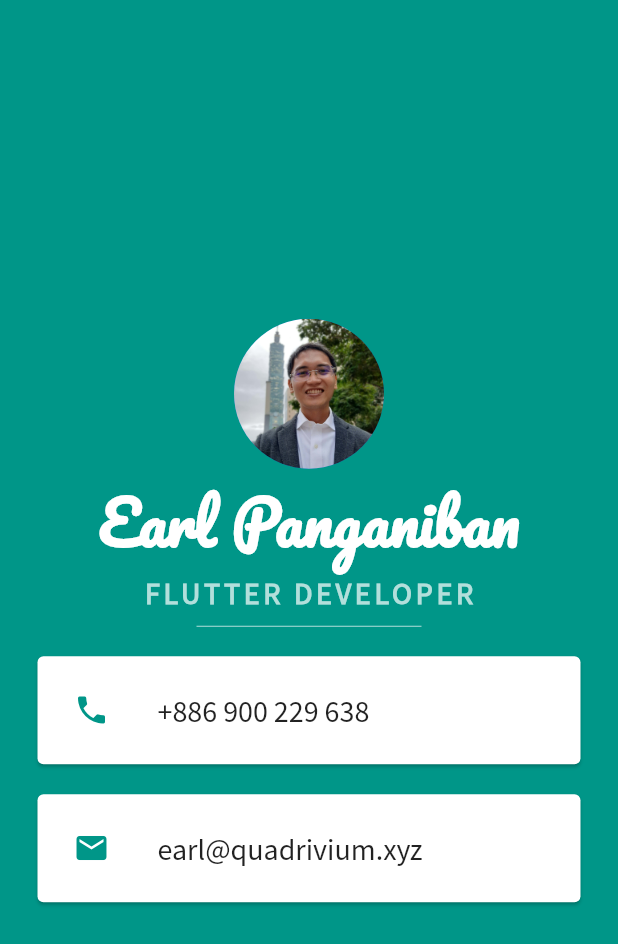
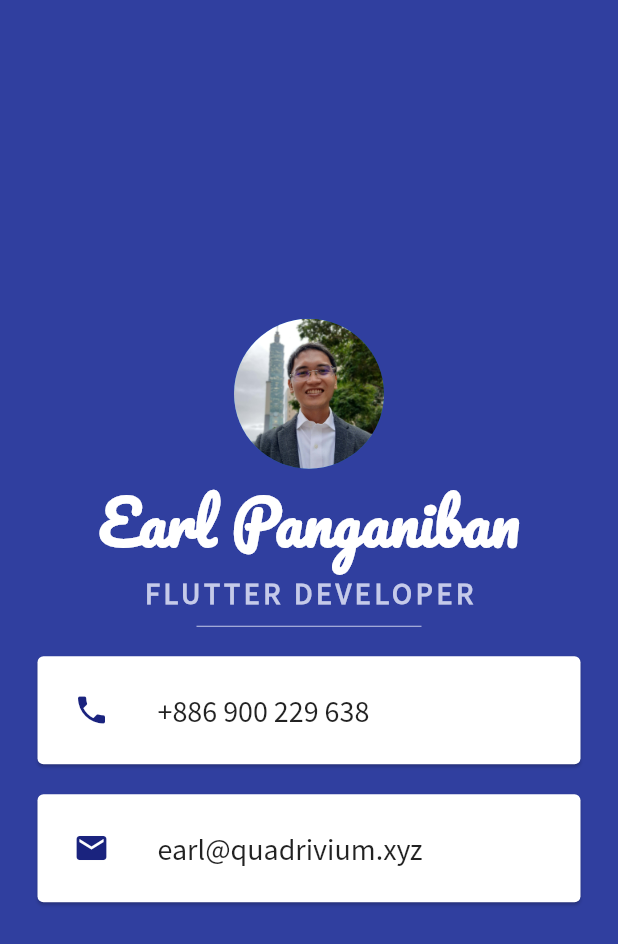
Before and after one commit to epanganiban/flutter-brew, a Flutter app: the screen it shows after launch, on a phone screen of 412 x 824 dp. Shown: the top 944 px of the screen. Run offline on Flutter 3.47's test engine with Material 2 defaults, Android fonts, the phone set to English and light mode, and no system bars.

Commit message:
Changed colors to indigo

```diff
--- a/03-mi_card/lib/main.dart
+++ b/03-mi_card/lib/main.dart
@@ -9,7 +9,7 @@ class MyApp extends StatelessWidget {
   Widget build(BuildContext context) {
     return MaterialApp(
       home: Scaffold(
-        backgroundColor: Colors.teal,
+        backgroundColor: Colors.indigo[700],
         body: SafeArea(
           child: Column(
             mainAxisAlignment: MainAxisAlignment.center,
@@ -33,7 +33,7 @@ class MyApp extends StatelessWidget {
                   fontFamily: 'Source Sans Pro',
                   fontSize: 20.0,
                   fontWeight: FontWeight.bold,
-                  color: Colors.teal[100],
+                  color: Colors.indigo[100],
                   letterSpacing: 2.5,
                 ),
               ),
@@ -41,7 +41,7 @@ class MyApp extends StatelessWidget {
                 height: 20.0,
                 width: 150.0,
                 child: Divider(
-                  color: Colors.teal[100]
+                  color: Colors.indigo[100]
                 ),
               ),
               Card(
@@ -54,7 +54,7 @@ class MyApp extends StatelessWidget {
                   child: ListTile(
                     leading: Icon(
                       Icons.phone,
-                      color: Colors.teal,
+                      color: Colors.indigo[900],
                     ),
                     title: Text(
                       '+886 900 229 638',
@@ -76,7 +76,7 @@ class MyApp extends StatelessWidget {
                     child: ListTile(
                       leading: Icon(
                         Icons.email,
-                        color: Colors.teal,
+                        color: Colors.indigo[900],
                       ),
                       title: Text(
                         'earl@quadrivium.xyz',
```
